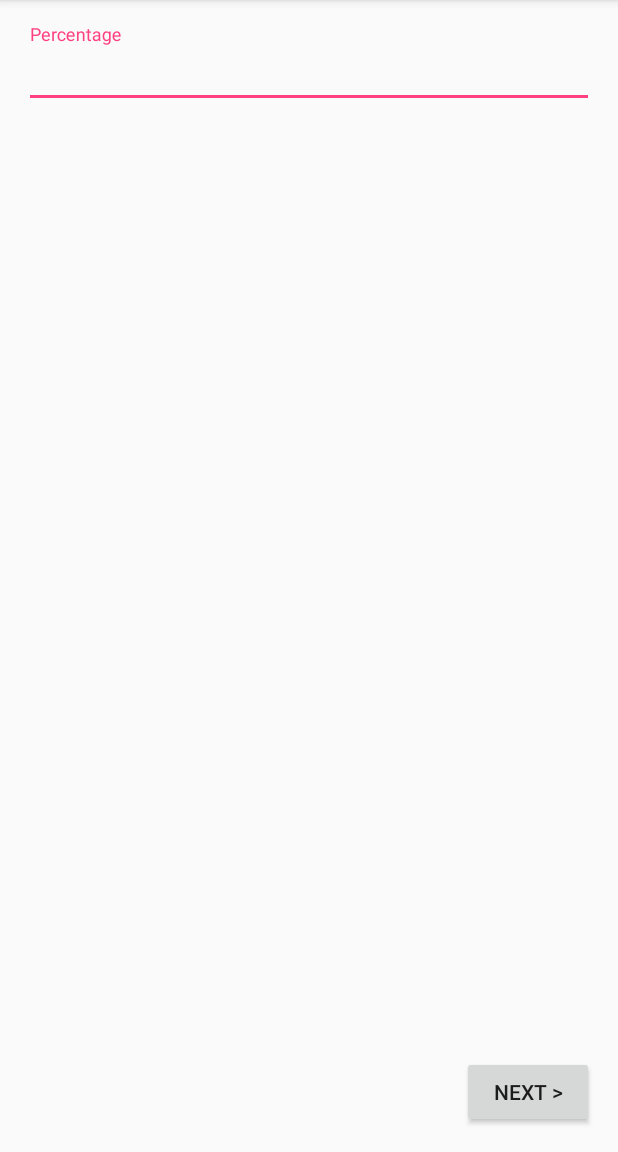
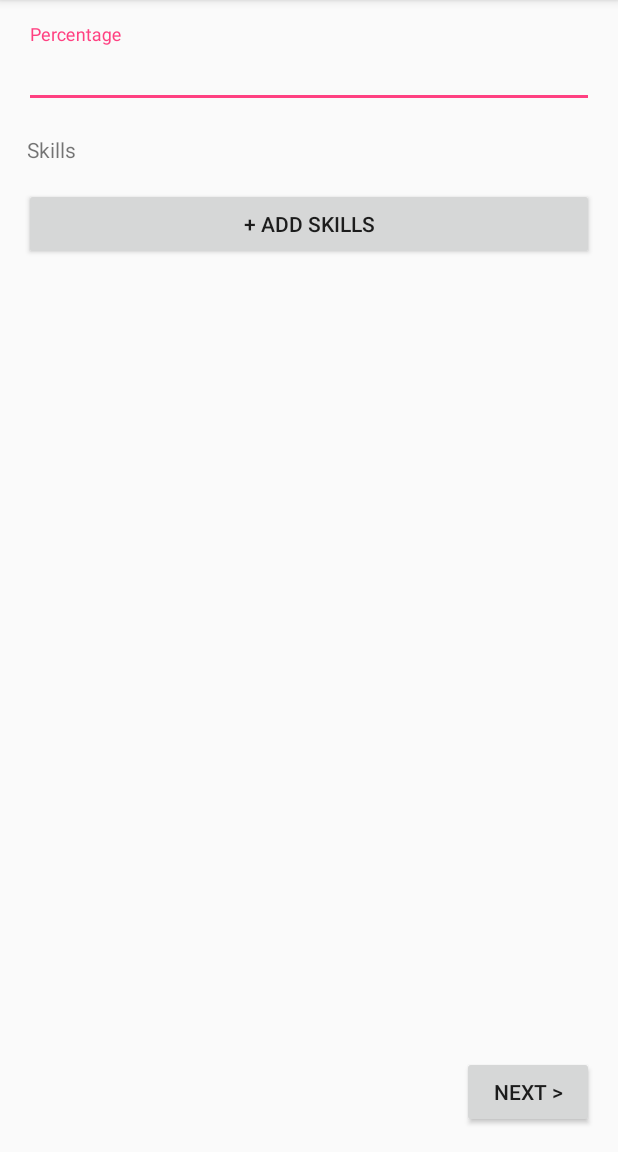
Before and after one commit to anshenguin/TEST, an Android app: the SignUpSecond screen opened directly, with no data from a screen before it, on a phone screen of 412 x 824 dp, the part 84-1236 px from its top. Run offline under Robolectric (Android 15) with nearby library versions, the phone set to English and light mode, and no system bars; our stand-ins replace Volley; network calls fail; 1 statement that could not run was skipped.

Commit message:
good night :night_with_stars:

```diff
--- a/app/src/main/java/com/kinitoapps/punjabgovttest/SignUpSecond.java
+++ b/app/src/main/java/com/kinitoapps/punjabgovttest/SignUpSecond.java
@@ -1,6 +1,7 @@
 package com.kinitoapps.punjabgovttest;
 
 import android.content.Intent;
+import android.preference.MultiSelectListPreference;
 import android.support.v7.app.AppCompatActivity;
 import android.os.Bundle;
 import android.view.View;
@@ -9,6 +10,7 @@ import android.widget.ArrayAdapter;
 import android.widget.Button;
 import android.widget.Spinner;
 import android.widget.TextView;
+import android.widget.Toast;
 
 import com.android.volley.Request;
 import com.android.volley.Response;
@@ -22,30 +24,41 @@ import org.json.JSONObject;
 
 import java.util.ArrayList;
 import java.util.HashMap;
+import java.util.List;
 
-public class SignUpSecond extends AppCompatActivity {
+public class SignUpSecond extends AppCompatActivity implements MultiSelectionSpinner.OnMultipleItemsSelectedListener{
     TextView textviewcourse,textviewfield;
     Spinner course,field;
-    ArrayAdapter<String> arrayAdapter,arrayAdapter2;
-    ArrayList<String> fieldArray, courseArray;
+    ArrayAdapter<String> arrayAdapter,arrayAdapter2,arrayAdapter3;
+    ArrayList<String> fieldArray, courseArray, skills;
     HashMap<String, String> hashMap;
     TextView percentage;
     String cat,cat2;
+    Button addskills;
+    ArrayList<String> finalselected;
     String URL_SPINNER = "https://governmentappcom.000webhostapp.com/spinnerfield.php?cat=";
     String URL_SPINNER2 = "https://governmentappcom.000webhostapp.com/spinnercourse.php?cat=";
+    String URL_SPINNER3 = "https://governmentappcom.000webhostapp.com/spinnerskills.php";
 
 
+    MultiSelectionSpinner skillspinner;
 
     @Override
     protected void onCreate(Bundle savedInstanceState) {
         super.onCreate(savedInstanceState);
         setContentView(R.layout.activity_sign_up_second);
         fieldArray = new ArrayList<>();
+        finalselected = new ArrayList<>();
         courseArray = new ArrayList<>();
+        skills = new ArrayList<>();
+        addskills = findViewById(R.id.addskills);
+
         textviewfield = findViewById(R.id.textviewfield);
         textviewcourse = findViewById(R.id.textviewcourse);
         course = findViewById(R.id.course);
         field = findViewById(R.id.field);
+        skillspinner = findViewById(R.id.skillspinner);
+        skillspinner.setVisibility(View.GONE);
         percentage = findViewById(R.id.percentage);
         Intent intent = getIntent();
 
@@ -73,6 +86,7 @@ public class SignUpSecond extends AppCompatActivity {
         course.setAdapter(arrayAdapter2);
         field.setAdapter(arrayAdapter);
         loadSpinner2Data(cat);
+        loadSpinner3Data();
         course.setOnItemSelectedListener(new AdapterView.OnItemSelectedListener() {
             @Override
             public void onItemSelected(AdapterView<?> adapterView, View view, int i, long l) {
@@ -100,11 +114,43 @@ public class SignUpSecond extends AppCompatActivity {
                     hashMap.put("course", "0");
                     hashMap.put("field", "0");
                 }
+                if(finalselected.isEmpty()){
+                    hashMap.put("skills", "");
+                }
+                else{
+                    String skills = finalselected.toString().replace("[","").replace("]","");
+                    hashMap.put("skills",skills);
+                }
                 intent.putExtra("hashmap",hashMap);
                 startActivity(intent);
 
             }
         });
+
+        addskills.setOnClickListener(new View.OnClickListener() {
+            @Override
+            public void onClick(View view) {
+                addskills.setVisibility(View.GONE);
+                skillspinner.setVisibility(View.VISIBLE);
+                skillspinner.setItems(skills);
+                skillspinner.setListener(SignUpSecond.this);
+                String[] selection = {};
+                skillspinner.setSelection(selection);
+                skillspinner.performClick();
+
+            }
+        });
+
+
+
+
+//        skillspinner.setOnClickListener(new View.OnClickListener() {
+//            @Override
+//            public void onClick(View view) {
+//                skillspinner.setItems(skills);
+////                skillspinner.setSelection(lastselected);
+//            }
+//        });
     }
 
     private void loadSpinnerData(String cat2) {
@@ -208,4 +254,75 @@ public class SignUpSecond extends AppCompatActivity {
                 });
         Volley.newRequestQueue(this).add(stringRequest);
     }
+    private void loadSpinner3Data() {
+        StringRequest stringRequest = new StringRequest(Request.Method.GET, URL_SPINNER3,
+                new Response.Listener<String>() {
+                    @Override
+                    public void onResponse(String response) {
+                        try {
+                            //converting the string to json array object
+                            JSONArray array = new JSONArray(response);
+                            for(int i=0;i<array.length();i++) {
+                                JSONObject jsonObject1 = array.getJSONObject(i);
+                                skills.add(jsonObject1.getString("SKILL"));
+                            }
+
+
+
+
+
+
+                            //traversing through all the object
+//                            for (int i = 0; i < array.length(); i++) {
+//
+//                                //getting product object from json array
+//                                JSONObject product = array.getJSONObject(i);
+//
+//                                //adding the product to product list
+//
+//
+//                                productList.add(new Product(
+//                                        product.getInt("id"),
+//                                        product.getString("title"),
+//                                        product.getString("shortdesc"),
+//                                        product.getDouble("rating"),
+//                                        product.getDouble("price"),
+//                                        product.getString("image")
+//                                ));
+//                            }
+
+                            //creating adapter object and setting it to recyclerview
+
+                        } catch (JSONException e) {
+                            e.printStackTrace();
+                        }
+                    }
+                },
+                new Response.ErrorListener() {
+                    @Override
+                    public void onErrorResponse(VolleyError error) {
+
+                    }
+                });
+        Volley.newRequestQueue(this).add(stringRequest);
+    }
+
+    @Override
+    public void selectedIndices(List<Integer> indices) {
+
+
+    }
+
+    @Override
+    public void selectedStrings(List<String> strings) {
+        if(strings.isEmpty())
+        {
+            skillspinner.setVisibility(View.GONE);
+            addskills.setVisibility(View.VISIBLE);
+        }
+
+        finalselected.clear();
+        finalselected.addAll(strings);
+    }
+
 }
--- a/app/src/main/java/com/kinitoapps/punjabgovttest/SignUpThird.java
+++ b/app/src/main/java/com/kinitoapps/punjabgovttest/SignUpThird.java
@@ -44,7 +44,8 @@ public class SignUpThird extends AppCompatActivity {
         db = new SQLiteHandler(getApplicationContext());
         Intent intent = getIntent();
         hashMap = (HashMap<String, String>)intent.getSerializableExtra("hashmap");
-
+        password = findViewById(R.id.password);
+        email = findViewById(R.id.email);
         confpassword = findViewById(R.id.confpassword);
         Button reg = findViewById(R.id.reg);
 
--- a/app/src/main/res/layout/activity_sign_up_first.xml
+++ b/app/src/main/res/layout/activity_sign_up_first.xml
@@ -69,6 +69,7 @@
                 android:layout_height="wrap_content"
                 android:layout_margin="18dp"
                 android:text="City"
+
                 app:layout_constraintTop_toBottomOf="@id/phonenumber" />
 
             <Spinner
@@ -78,6 +79,7 @@
                 android:layout_marginLeft="16dp"
                 android:layout_marginRight="16dp"
                 android:layout_marginTop="4dp"
+                android:spinnerMode="dialog"
                 app:layout_constraintLeft_toLeftOf="parent"
                 app:layout_constraintRight_toRightOf="parent"
                 app:layout_constraintTop_toBottomOf="@id/textviewlocation" />
@@ -98,6 +100,7 @@
                 android:layout_marginLeft="16dp"
                 android:layout_marginRight="16dp"
                 android:layout_marginTop="4dp"
+                android:spinnerMode="dialog"
                 app:layout_constraintLeft_toLeftOf="parent"
                 app:layout_constraintRight_toRightOf="parent"
                 app:layout_constraintTop_toBottomOf="@id/textvieweducation" />
--- a/app/src/main/res/layout/activity_sign_up_first_comp.xml
+++ b/app/src/main/res/layout/activity_sign_up_first_comp.xml
@@ -118,6 +118,7 @@
 
 
 
+
         </android.support.constraint.ConstraintLayout>
     </android.support.v4.widget.NestedScrollView>
 
--- a/app/src/main/res/layout/activity_sign_up_second.xml
+++ b/app/src/main/res/layout/activity_sign_up_second.xml
@@ -56,6 +56,7 @@
     <android.support.design.widget.TextInputLayout
         android:layout_width="match_parent"
         android:layout_height="wrap_content"
+        android:id="@+id/percentageouter"
         android:layout_margin="16dp"
         app:layout_constraintLeft_toLeftOf="parent"
         app:layout_constraintRight_toRightOf="parent"
@@ -70,6 +71,41 @@
             android:maxLength="5"
             />
     </android.support.design.widget.TextInputLayout>
+
+
+            <TextView
+                android:layout_width="match_parent"
+                android:layout_height="wrap_content"
+                app:layout_constraintTop_toBottomOf="@id/percentageouter"
+                android:layout_margin="18dp"
+                android:id="@+id/textviewmultispinner"
+                android:text="Skills"/>
+
+            <Button
+                android:layout_width="match_parent"
+                app:layout_constraintLeft_toLeftOf="parent"
+                android:layout_margin="16dp"
+                app:layout_constraintRight_toRightOf="parent"
+                app:layout_constraintBottom_toBottomOf="parent"
+                android:text="+ ADD SKILLS"
+                android:id="@+id/addskills"
+                app:layout_constraintTop_toBottomOf="@id/textviewmultispinner"
+                android:layout_height="wrap_content" />
+
+            <com.kinitoapps.punjabgovttest.MultiSelectionSpinner
+                android:layout_width="match_parent"
+                android:layout_height="wrap_content"
+                android:layout_marginLeft="16dp"
+                android:layout_marginRight="16dp"
+                android:layout_marginTop="4dp"
+                android:id="@+id/skillspinner"
+                android:layout_marginBottom="8dp"
+                android:spinnerMode="dialog"
+                app:layout_constraintLeft_toLeftOf="parent"
+                app:layout_constraintRight_toRightOf="parent"
+                app:layout_constraintBottom_toBottomOf="parent"
+                app:layout_constraintTop_toBottomOf="@id/textviewmultispinner" />
+
         </android.support.constraint.ConstraintLayout>
     </android.support.v4.widget.NestedScrollView>
     <Button
--- /dev/null
+++ b/app/src/main/res/values-v21/styles.xml
@@ -0,0 +1,9 @@
+<?xml version="1.0" encoding="utf-8"?>
+<resources>
+
+    <style name="AppTheme.SplashTheme">
+        <item name="windowActionBar">false</item>
+        <item name="windowNoTitle">true</item>
+        <item name="android:statusBarColor">@android:color/transparent</item>
+    </style>
+</resources>
--- a/app/src/main/res/values/styles.xml
+++ b/app/src/main/res/values/styles.xml
@@ -18,4 +18,8 @@
         <item name="cardViewStyle">@style/CardView</item>
     </style>
 
+    <style name="AppTheme.SplashTheme">
+        <item name="windowActionBar">false</item>
+        <item name="windowNoTitle">true</item>
+    </style>
 </resources>
```
Also changed, not shown: app/src/main/AndroidManifest.xml (+9 -5 lines), app/src/main/java/com/kinitoapps/punjabgovttest/LauncherActivity.java (+43 -1 lines), app/src/main/java/com/kinitoapps/punjabgovttest/MultiSelectionSpinner.java (added, +252 -0 lines), app/src/main/java/com/kinitoapps/punjabgovttest/SplashScreenActivity.java (added, +32 -0 lines), app/src/main/res/drawable/splashscreen.xml (added, +10 -0 lines), app/src/main/res/layout/activity_launcher.xml (+35 -1 lines), app/src/main/res/layout/activity_splash_screen.xml (added, +23 -0 lines), app/src/main/res/drawable/splashimage.png (added).
